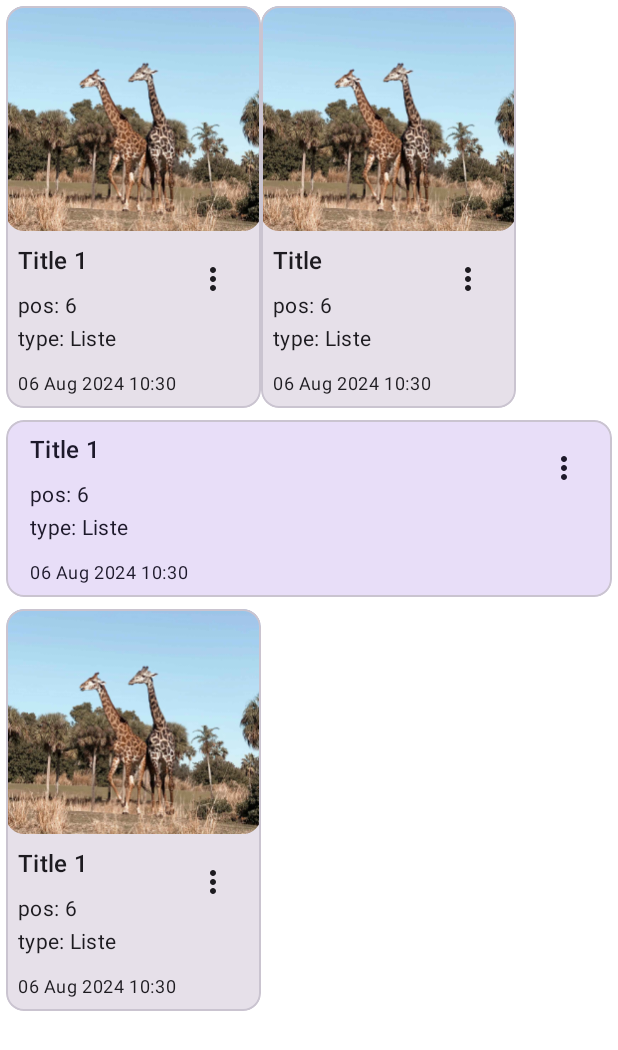
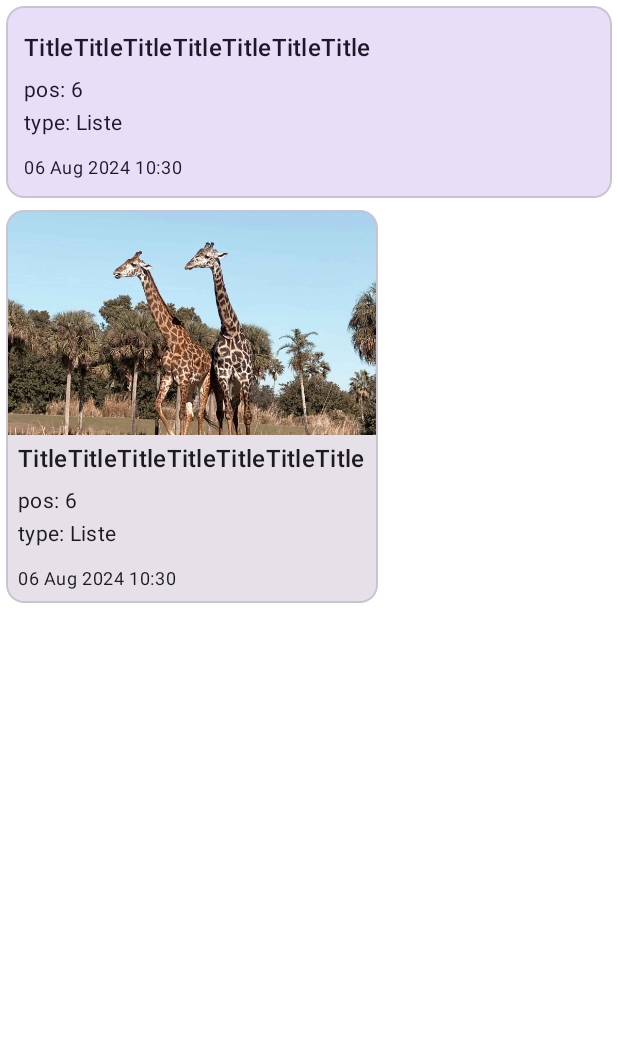
Before and after one commit to Ramazan713/Animals, an Android app built with Jetpack Compose: the @Preview function SavePointItemPreview, on a phone screen of 412 x 824 dp. Shown: the top 1050 px of the screen. Run offline under Robolectric (Android 15) with nearby library versions, the phone set to English and light mode, and no system bars; pictures from the network do not load.

Commit message:
improve savePointItem ui

```diff
--- /dev/null
+++ b/app/src/main/java/com/masterplus/animals/core/presentation/utils/ShapeUtils.kt
@@ -0,0 +1,28 @@
+package com.masterplus.animals.core.presentation.utils
+
+import androidx.compose.foundation.shape.CornerBasedShape
+import androidx.compose.foundation.shape.CornerSize
+import androidx.compose.foundation.shape.RoundedCornerShape
+import androidx.compose.ui.graphics.Shape
+import androidx.compose.ui.unit.Dp
+import androidx.compose.ui.unit.dp
+
+object ShapeUtils {
+
+    fun getRowStyleShape(isRow: Boolean, cornerRadius: Dp): Shape{
+        return getRowStyleShape(
+            isRow = isRow,
+            shape = RoundedCornerShape(cornerRadius)
+        )
+    }
+
+    fun getRowStyleShape(isRow: Boolean, shape: CornerBasedShape): Shape{
+        val zeroCorner = CornerSize(0.dp)
+        return shape.copy(
+            topEnd = if(isRow)zeroCorner else shape.topEnd,
+            bottomStart = if(isRow) shape.bottomStart else zeroCorner,
+            bottomEnd = zeroCorner
+        )
+    }
+
+}
--- a/app/src/main/java/com/masterplus/animals/core/shared_features/savepoint/domain/enums/SavePointDestination.kt
+++ b/app/src/main/java/com/masterplus/animals/core/shared_features/savepoint/domain/enums/SavePointDestination.kt
@@ -12,8 +12,8 @@ sealed class SavePointDestination(
     val saveKey: String? = null,
     val destinationType: SavePointDestinationType
 ){
-    val title = destinationType.title
-    val destinationTypeId = destinationType.destinationTypeId
+    val title get() = destinationType.title
+    val destinationTypeId get() = destinationType.destinationTypeId
 
     data object All: SavePointDestination(
         destinationId = null,
@@ -89,14 +89,6 @@ sealed class SavePointDestination(
 
 
     companion object {
-        val All_DESTINATION_TYPE_IDS = listOf(
-            All.destinationTypeId,
-            ListType.DESTINATION_TYPE_ID,
-            Habitat.DESTINATION_TYPE_ID,
-            ClassType.DESTINATION_TYPE_ID,
-            Order.DESTINATION_TYPE_ID,
-            Family.DESTINATION_TYPE_ID
-        )
         fun from(
             destinationTypeId: Int,
             destinationId: Int?,
--- a/app/src/main/java/com/masterplus/animals/core/shared_features/savepoint/presentation/components/SavePointItem.kt
+++ b/app/src/main/java/com/masterplus/animals/core/shared_features/savepoint/presentation/components/SavePointItem.kt
@@ -12,29 +12,38 @@ import androidx.compose.foundation.layout.height
 import androidx.compose.foundation.layout.padding
 import androidx.compose.foundation.layout.size
 import androidx.compose.foundation.layout.width
-import androidx.compose.foundation.layout.widthIn
-import androidx.compose.foundation.lazy.LazyRow
-import androidx.compose.foundation.rememberScrollState
 import androidx.compose.foundation.selection.selectable
-import androidx.compose.foundation.shape.CornerBasedShape
-import androidx.compose.foundation.verticalScroll
 import androidx.compose.material3.Card
 import androidx.compose.material3.CardDefaults
 import androidx.compose.material3.MaterialTheme
 import androidx.compose.material3.Text
 import androidx.compose.runtime.Composable
 import androidx.compose.runtime.remember
+import androidx.compose.ui.Alignment
 import androidx.compose.ui.Modifier
 import androidx.compose.ui.draw.clip
+import androidx.compose.ui.graphics.Shape
+import androidx.compose.ui.text.TextStyle
+import androidx.compose.ui.text.style.TextOverflow
 import androidx.compose.ui.tooling.preview.Preview
 import androidx.compose.ui.unit.dp
 import com.masterplus.animals.R
 import com.masterplus.animals.core.presentation.components.DefaultImage
 import com.masterplus.animals.core.presentation.selections.CustomDropdownBarMenu
 import com.masterplus.animals.core.presentation.utils.SampleDatas
+import com.masterplus.animals.core.presentation.utils.ShapeUtils
 import com.masterplus.animals.core.shared_features.savepoint.domain.enums.SavePointItemMenu
 import com.masterplus.animals.core.shared_features.savepoint.domain.models.SavePoint
 import com.masterplus.animals.core.shared_features.savepoint.presentation.extensions.asReadableModifiedData
+
+data class SavePointItemDefaults(
+    val titleMaxLineLimit: Int = Int.MAX_VALUE,
+    val showImage: Boolean = true,
+    val showAsRow: Boolean = true,
+    val compactContent: Boolean = false,
+    val titleStyle: TextStyle? = null
+)
+
 
 @Composable
 fun SavePointItem(
@@ -42,17 +51,17 @@ fun SavePointItem(
     onClick: () -> Unit,
     modifier: Modifier = Modifier,
     isSelected: Boolean = false,
-    showImage: Boolean = true,
-    showAsRow: Boolean = true,
+    itemDefaults: SavePointItemDefaults = SavePointItemDefaults(),
     onMenuClick: ((SavePointItemMenu) -> Unit)? = null,
 ){
     val shape = MaterialTheme.shapes.medium
+    val imageShape = ShapeUtils.getRowStyleShape(itemDefaults.showAsRow, shape)
 
     val backgroundColor = if(isSelected) MaterialTheme.colorScheme.secondaryContainer else
         CardDefaults.cardColors().containerColor
 
-    val currentImageUrl = remember(showImage, savePoint) {
-        if(showImage) savePoint.imageData ?: R.drawable.all_animals else null
+    val currentImageUrl = remember(itemDefaults.showImage, savePoint) {
+        if(itemDefaults.showImage) savePoint.imageData ?: R.drawable.all_animals else null
     }
 
     Card(
@@ -69,22 +78,21 @@ fun SavePointItem(
         ),
         shape = shape
     ) {
-
-        if(showAsRow){
+        if(itemDefaults.showAsRow){
             Row(
                 modifier = Modifier
+                    .padding(if(currentImageUrl == null) 4.dp else 0.dp)
             ) {
                 GetImageSection(
                     imageUrl = currentImageUrl,
-                    shape = shape,
+                    shape = imageShape,
                     modifier = Modifier.fillMaxHeight()
                 )
-                if(currentImageUrl == null){
-                    Spacer(modifier = Modifier.padding(horizontal = 4.dp))
-                }
+
                 GetContentSection(
                     savePoint = savePoint,
                     onMenuClick = onMenuClick,
+                    itemDefaults = itemDefaults,
                     modifier = Modifier
                         .padding(horizontal = 8.dp, vertical = 8.dp)
                 )
@@ -97,16 +105,18 @@ fun SavePointItem(
             ) {
                 GetImageSection(
                     imageUrl = currentImageUrl,
-                    shape = shape,
+                    shape = imageShape,
                     modifier = Modifier.fillMaxWidth()
                 )
 
                 GetContentSection(
                     savePoint = savePoint,
                     onMenuClick = onMenuClick,
+                    itemDefaults = itemDefaults,
                     modifier = Modifier
-                        .width(IntrinsicSize.Max)
-                        .padding(horizontal = 8.dp, vertical = 8.dp)
+                        .fillMaxWidth()
+                        .padding(horizontal = 8.dp, vertical = 0.dp)
+                        .padding(bottom = 8.dp)
                 )
 
             }
@@ -117,7 +127,7 @@ fun SavePointItem(
 @Composable
 fun GetImageSection(
     imageUrl: Any?,
-    shape: CornerBasedShape,
+    shape: Shape,
     modifier: Modifier = Modifier,
 ) {
     imageUrl?.let { imageData ->
@@ -134,36 +144,39 @@ fun GetImageSection(
 private fun GetContentSection(
     savePoint: SavePoint,
     onMenuClick: ((SavePointItemMenu) -> Unit)?,
+    itemDefaults: SavePointItemDefaults,
     modifier: Modifier = Modifier
+) {
+    Column(
+        modifier = modifier
+            .fillMaxHeight(),
+        verticalArrangement = Arrangement.spacedBy(2.dp)
     ) {
         Row(
             horizontalArrangement = Arrangement.SpaceBetween,
-        modifier = modifier
-    ) {
-        Column(
-            modifier = Modifier
-                .weight(1f)
-                .fillMaxHeight(),
-            verticalArrangement = Arrangement.spacedBy(2.dp)
+            verticalAlignment = Alignment.CenterVertically,
+            modifier = Modifier.fillMaxWidth()
         ) {
             Text(
+                modifier = Modifier.weight(1f),
                 text = savePoint.title,
-                style = MaterialTheme.typography.titleMedium,
-                maxLines = 3
+                style = itemDefaults.titleStyle ?: MaterialTheme.typography.titleMedium,
+                maxLines = itemDefaults.titleMaxLineLimit,
+                overflow = TextOverflow.Ellipsis
             )
-            Spacer(
-                modifier = Modifier
-                    .padding(bottom = 4.dp)
+            if(onMenuClick != null){
+                CustomDropdownBarMenu(
+                    items = SavePointItemMenu.entries,
+                    onItemChange = onMenuClick
                 )
+            }else{
+                Spacer(modifier = Modifier.padding(vertical = 16.dp))
+            }
+        }
 
-            Text(
-                text = "pos: ${savePoint.itemPosIndex + 1}",
-                style = MaterialTheme.typography.bodyMedium
-            )
-
-            Text(
-                text = "type: ${savePoint.destination.title.asString()}",
-                style = MaterialTheme.typography.bodyMedium
+        SavePointInfoItem(
+            compactContent = itemDefaults.compactContent,
+            savePoint = savePoint
         )
 
         Spacer(
@@ -178,80 +191,113 @@ private fun GetContentSection(
         )
 
     }
-        if(onMenuClick != null){
-            CustomDropdownBarMenu(
-                items = SavePointItemMenu.entries,
-                onItemChange = onMenuClick
-            )
-        }
 }
 
 
+@Composable
+private fun SavePointInfoItem(
+    compactContent: Boolean,
+    savePoint: SavePoint
+) {
+    if(compactContent){
+        Row(
+            horizontalArrangement = Arrangement.SpaceBetween,
+            modifier = Modifier.fillMaxWidth()
+        ) {
+            Text(
+                text = "pos: ${savePoint.itemPosIndex + 1}",
+                style = MaterialTheme.typography.bodyMedium,
+            )
+            Spacer(modifier = Modifier.width(8.dp))
+
+            Text(
+                text = "type: ${savePoint.destination.title.asString()}",
+                style = MaterialTheme.typography.bodyMedium
+            )
+        }
+    }else{
+        Text(
+            text = "pos: ${savePoint.itemPosIndex + 1}",
+            style = MaterialTheme.typography.bodyMedium
+        )
+
+        Text(
+            text = "type: ${savePoint.destination.title.asString()}",
+            style = MaterialTheme.typography.bodyMedium
+        )
+    }
 }
 
 
 @Preview(showBackground = true)
 @Composable
 private fun SavePointItemPreview() {
-    val savePoint = SampleDatas.generateSavePoint().copy(imageData = R.drawable.all_animals)
+    val savePoint = SampleDatas.generateSavePoint().copy(imageData = R.drawable.all_animals, title = "Title".repeat(7))
     Column(
         verticalArrangement = Arrangement.spacedBy(8.dp),
         modifier = Modifier
             .padding(4.dp)
-            .verticalScroll(rememberScrollState())
+//            .verticalScroll(rememberScrollState())
     ) {
-        LazyRow(
-            modifier = Modifier
-        ) {
-            item {
-                SavePointItem(
-                    modifier = Modifier
-                        .widthIn(min = 150.dp, max = 200.dp)
-                        .fillParentMaxHeight(),
-                    savePoint = savePoint,
-                    isSelected = false,
-                    showAsRow = false,
-                    onMenuClick = {
-
-                    },
-                    onClick = {},
-                )
-            }
-
-            item {
-                SavePointItem(
-                    modifier = Modifier
-                        .widthIn(min = 150.dp, max = 200.dp)
-                        .fillParentMaxHeight()
-                    ,
-                    savePoint = savePoint.copy(title = "Title"),
-                    isSelected = false,
-                    showAsRow = false,
-                    showImage = true,
-                    onMenuClick = {
-
-                    },
-                    onClick = {},
-                )
-            }
-        }
+//        LazyRow(
+//            modifier = Modifier
+//        ) {
+//            item {
+//                SavePointItem(
+//                    modifier = Modifier
+//                        .widthIn(min = 150.dp, max = 200.dp)
+//                        .fillParentMaxHeight(),
+//                    savePoint = savePoint,
+//                    isSelected = false,
+//                    showAsRow = false,
+//                    onMenuClick = {
+//
+//                    },
+//                    onClick = {},
+//                )
+//            }
+//
+//            item {
+//                SavePointItem(
+//                    modifier = Modifier
+//                        .widthIn(min = 150.dp, max = 200.dp)
+//                        .fillParentMaxHeight()
+//                    ,
+//                    savePoint = savePoint.copy(title = "Title"),
+//                    isSelected = false,
+//                    showAsRow = false,
+//                    showImage = true,
+//                    onMenuClick = {
+//
+//                    },
+//                    onClick = {},
+//                )
+//            }
+//        }
 
         SavePointItem(
             modifier = Modifier.fillMaxWidth(),
             savePoint = savePoint,
             isSelected = true,
+            itemDefaults = SavePointItemDefaults(
                 showImage = false,
-            onMenuClick = {
+                compactContent = false,
+                titleMaxLineLimit = 1,
+            ),
 
-            },
+//            onMenuClick = {},
             onClick = {},
         )
 
         SavePointItem(
             savePoint = savePoint,
             isSelected = false,
+            itemDefaults = SavePointItemDefaults(
                 showAsRow = false,
-            onMenuClick = {},
+                compactContent = false,
+                titleMaxLineLimit = 1,
+            ),
+//            onMenuClick = {},
             onClick = {},
         )
     }
--- a/app/src/main/java/com/masterplus/animals/core/shared_features/savepoint/presentation/edit_savepoint/ShowEditSavePointDia.kt
+++ b/app/src/main/java/com/masterplus/animals/core/shared_features/savepoint/presentation/edit_savepoint/ShowEditSavePointDia.kt
@@ -37,6 +37,7 @@ import com.masterplus.animals.core.shared_features.savepoint.domain.enums.SavePo
 import com.masterplus.animals.core.shared_features.savepoint.domain.models.EditSavePointLoadParam
 import com.masterplus.animals.core.shared_features.savepoint.domain.models.SavePoint
 import com.masterplus.animals.core.shared_features.savepoint.presentation.components.SavePointItem
+import com.masterplus.animals.core.shared_features.savepoint.presentation.components.SavePointItemDefaults
 import org.koin.androidx.compose.koinViewModel
 
 
@@ -140,7 +141,9 @@ fun EditSavePointDialog(
                             modifier = Modifier.fillMaxWidth(),
                             savePoint = item,
                             isSelected = item == state.currentSelectedSavePoint,
-                            showImage = state.showImage,
+                            itemDefaults = SavePointItemDefaults(
+                                showImage = state.showImage
+                            ),
                             onClick = {
                                 onAction(EditSavePointAction.Select(item))
                             },
--- a/app/src/main/java/com/masterplus/animals/features/animal/presentation/AnimalViewModel.kt
+++ b/app/src/main/java/com/masterplus/animals/features/animal/presentation/AnimalViewModel.kt
@@ -76,12 +76,10 @@ class AnimalViewModel(
     }
 
     private fun loadSavePoints(){
-        val filter = SavePointDestination.All_DESTINATION_TYPE_IDS.filter { typeId -> typeId != SavePointDestination.ListType.DESTINATION_TYPE_ID }
-
         savePointRepo
             .getAllSavePointsByContentType(
                 contentType = SavePointContentType.Content,
-                filteredDestinationTypeIds = filter
+                filteredDestinationTypeIds = null
             )
             .onEach { savePoints ->
                 _state.update { it.copy(
--- a/app/src/main/java/com/masterplus/animals/features/savepoints/presentation/show_savepoints/ShowSavePointsPage.kt
+++ b/app/src/main/java/com/masterplus/animals/features/savepoints/presentation/show_savepoints/ShowSavePointsPage.kt
@@ -41,6 +41,7 @@ import com.masterplus.animals.core.presentation.utils.ShowLifecycleToastMessage
 import com.masterplus.animals.core.shared_features.savepoint.domain.enums.SavePointItemMenu
 import com.masterplus.animals.core.shared_features.savepoint.domain.models.SavePoint
 import com.masterplus.animals.core.shared_features.savepoint.presentation.components.SavePointItem
+import com.masterplus.animals.core.shared_features.savepoint.presentation.components.SavePointItemDefaults
 import org.koin.androidx.compose.koinViewModel
 
 @Composable
@@ -142,7 +143,9 @@ fun ShowSavePointsPage(
                             modifier = Modifier.fillMaxWidth(),
                             savePoint = item,
                             isSelected = item == state.currentSelectedSavePoint,
-                            showImage = state.showImage,
+                            itemDefaults = SavePointItemDefaults(
+                                showImage = state.showImage,
+                            ),
                             onClick = {
                                 onAction(ShowSavePointsAction.Select(item))
                             },
```
Also changed, not shown: app/src/main/java/com/masterplus/animals/core/presentation/components/ImageCategoryRow.kt (+16 -3 lines), app/src/main/java/com/masterplus/animals/features/animal/presentation/AnimalPage.kt (+13 -3 lines), app/src/main/java/com/masterplus/animals/features/bio_list/presentation/components/BioCard.kt (+2 -6 lines). Lines whose indentation alone changed are shown as unchanged.
